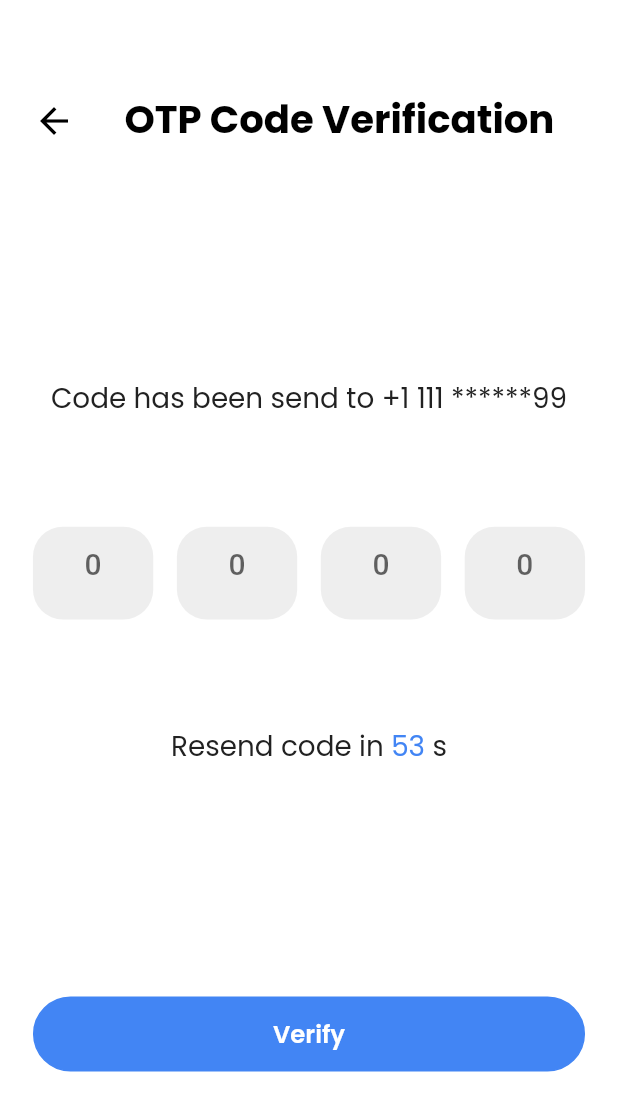
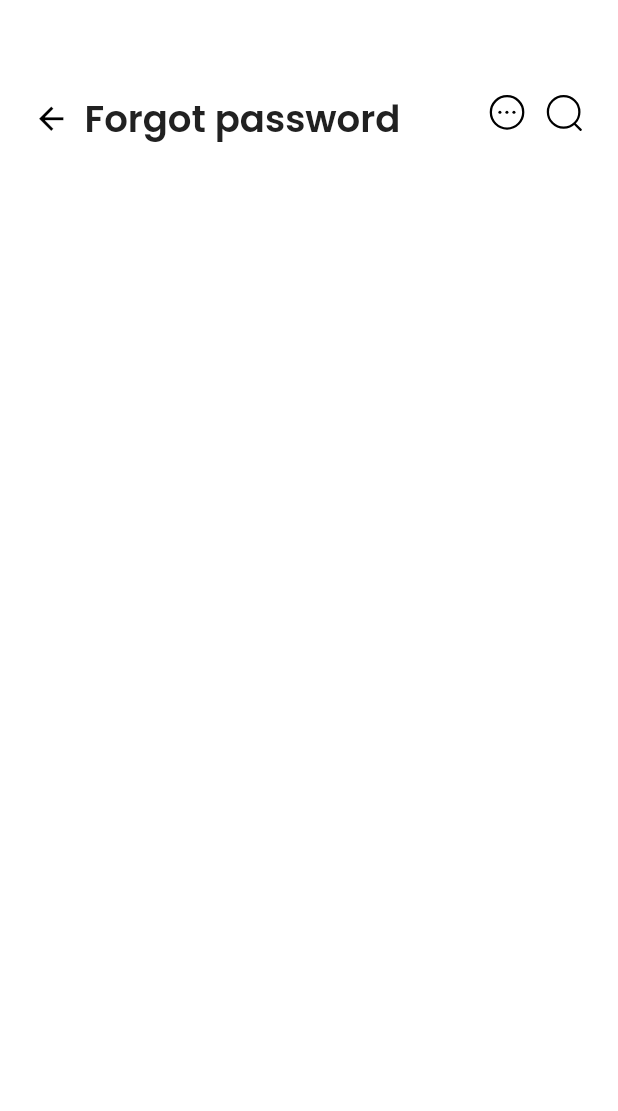
Before and after one commit to mia140602/medical_app, a Flutter app: the screen it shows after launch, on a phone screen of 412 x 824 dp. Shown: the top 1111 px of the screen. Run offline on Flutter 3.47's test engine with Material 2 defaults, Android fonts, the phone set to English and light mode, and no system bars; our stand-ins replace flutter_bloc, flutter_screenutil, flutter_spinkit, flutter_svg, google_fonts.

Commit message:
thêm title Section

```diff
--- a/lib/main.dart
+++ b/lib/main.dart
@@ -9,6 +9,7 @@ import 'package:medical_app/services/auth_respository.dart';
 import 'package:medical_app/view/common/app_style.dart';
 import 'package:medical_app/view/common/reusable_text.dart';
 import 'package:medical_app/view/ui/auth/confirmation/confirmation.dart';
+import 'package:medical_app/view/ui/auth/forgot_password.dart/forgot_password.dart';
 
 
 void main() {
@@ -42,7 +43,7 @@ class MyApp extends StatelessWidget {
             //     child:  const AuthNavigator(),
             //     ),
             // ),
-           home:const Confirmation(),
+           home:const ForgotPassword(),
           );
         });
   }
--- a/lib/view/common/custom_textfield.dart
+++ b/lib/view/common/custom_textfield.dart
@@ -16,8 +16,6 @@ class CustomTextField extends StatelessWidget {
   final Widget? suffixIcon;
   final bool? obscureText;
   final void Function(String)? onChange;
-
-
 
   @override
   Widget build(BuildContext context) {
--- /dev/null
+++ b/lib/view/common/title_section.dart
@@ -0,0 +1,55 @@
+import 'package:flutter/cupertino.dart';
+import 'package:flutter/material.dart';
+import 'package:flutter/src/widgets/container.dart';
+import 'package:flutter/src/widgets/framework.dart';
+import 'package:flutter_screenutil/flutter_screenutil.dart';
+import 'package:flutter_svg/svg.dart';
+import 'package:medical_app/constains/app_constain.dart';
+import 'package:medical_app/view/common/app_style.dart';
+import 'package:medical_app/view/common/reusable_text.dart';
+
+class TitleSection extends StatelessWidget {
+  final List<String> imagePaths;
+  final String? text;
+   TitleSection({super.key, this.text, this.imagePaths = const []});
+
+
+  @override
+  Widget build(BuildContext context) {
+    return Stack(
+      children: [
+        Align(
+          alignment: Alignment.centerLeft,
+          child: Row(
+            children: [
+              Icon(Icons.arrow_back, color: Colors.black, size: 24.sp),
+              SizedBox(width: 10),
+              ReusableText(
+                text: text ?? '',
+                style: appstyle(24.sp, AppColor.textColor1, FontWeight.w600),
+              ),
+            ],
+          ),
+        ),
+        Align(
+          alignment: Alignment.centerRight,
+          child: Row(
+            mainAxisSize: MainAxisSize.min,
+            children: [
+              for (var imagePath in imagePaths.reversed)
+                Padding(
+                  padding: const EdgeInsets.only(left: 10),
+                  child: SvgPicture.asset(
+                    "assets/icons/$imagePath",
+                    width: 28,
+                    height: 28,
+                    color: Colors.black,
+                  ),
+                ),
+            ],
+          ),
+        ),
+      ],
+    );
+  }
+}
--- /dev/null
+++ b/lib/view/ui/auth/forgot_password.dart/forgot_password.dart
@@ -0,0 +1,32 @@
+import 'package:flutter/material.dart';
+import 'package:flutter/src/widgets/container.dart';
+import 'package:flutter/src/widgets/framework.dart';
+import 'package:flutter_screenutil/flutter_screenutil.dart';
+import 'package:medical_app/view/common/custom_textfield.dart';
+import 'package:medical_app/view/common/title_section.dart';
+
+class ForgotPassword extends StatefulWidget {
+  const ForgotPassword({super.key});
+
+  @override
+  State<ForgotPassword> createState() => _ForgotPasswordState();
+}
+
+class _ForgotPasswordState extends State<ForgotPassword> {
+  final TextEditingController name= TextEditingController();
+  @override
+  Widget build(BuildContext context) {
+    return Scaffold(
+      backgroundColor: Colors.white,
+      body: Container(
+        margin: EdgeInsets.only(top: 60.h, left: 20.w, right: 20.w, bottom: 30.h),
+        child: Column(
+          children: [
+            TitleSection(text: "Forgot password",imagePaths: ["Search.svg","more.svg"],),
+
+          ],
+        ),
+      ),
+    );
+  }
+}
--- a/lib/view/ui/auth/signin/signIn.dart
+++ b/lib/view/ui/auth/signin/signIn.dart
@@ -1,8 +1,7 @@
 
 
 import 'package:flutter/material.dart';
-import 'package:flutter/src/widgets/container.dart';
-import 'package:flutter/src/widgets/framework.dart';
+
 import 'package:flutter_bloc/flutter_bloc.dart';
 import 'package:flutter_screenutil/flutter_screenutil.dart';
 import 'package:flutter_svg/flutter_svg.dart';
@@ -14,7 +13,6 @@ import 'package:medical_app/view/ui/auth/signin/signin_state.dart';
 import 'package:medical_app/view/common/app_style.dart';
 import 'package:medical_app/view/common/custom_btn.dart';
 import 'package:medical_app/view/common/custom_textfield.dart';
-import 'package:medical_app/view/common/custom_outline_btn.dart';
 import 'package:medical_app/view/common/icon_btn.dart';
 import 'package:medical_app/view/common/remember_me.dart';
 import 'package:medical_app/view/common/reusable_text.dart';
```
Also changed, not shown: assets/icons/Search.svg (added), assets/icons/more.svg (added).
